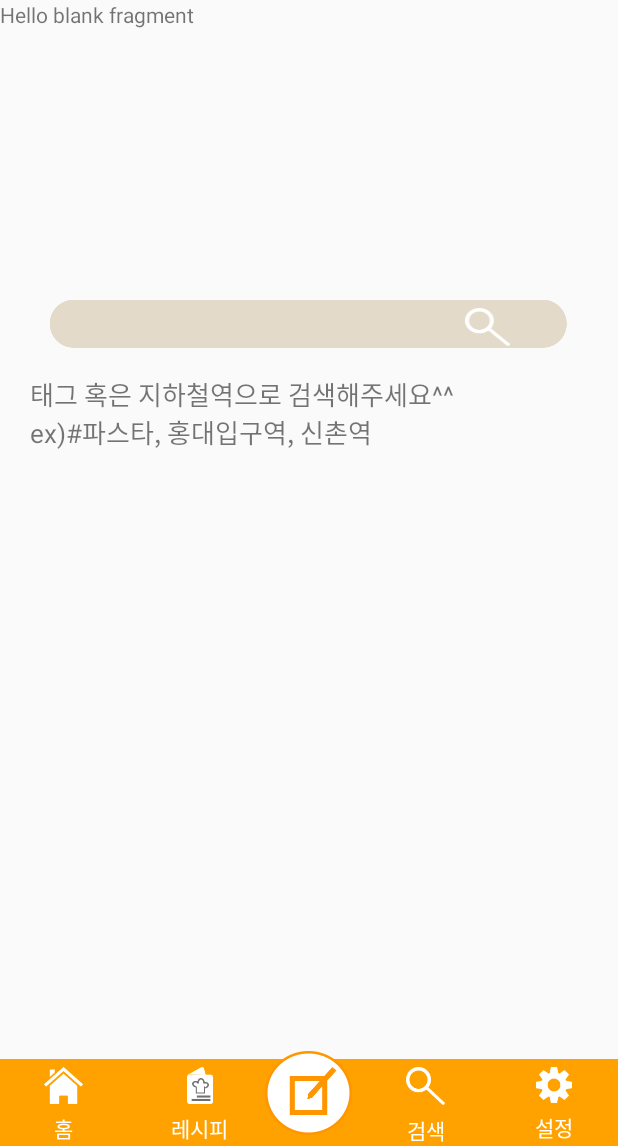
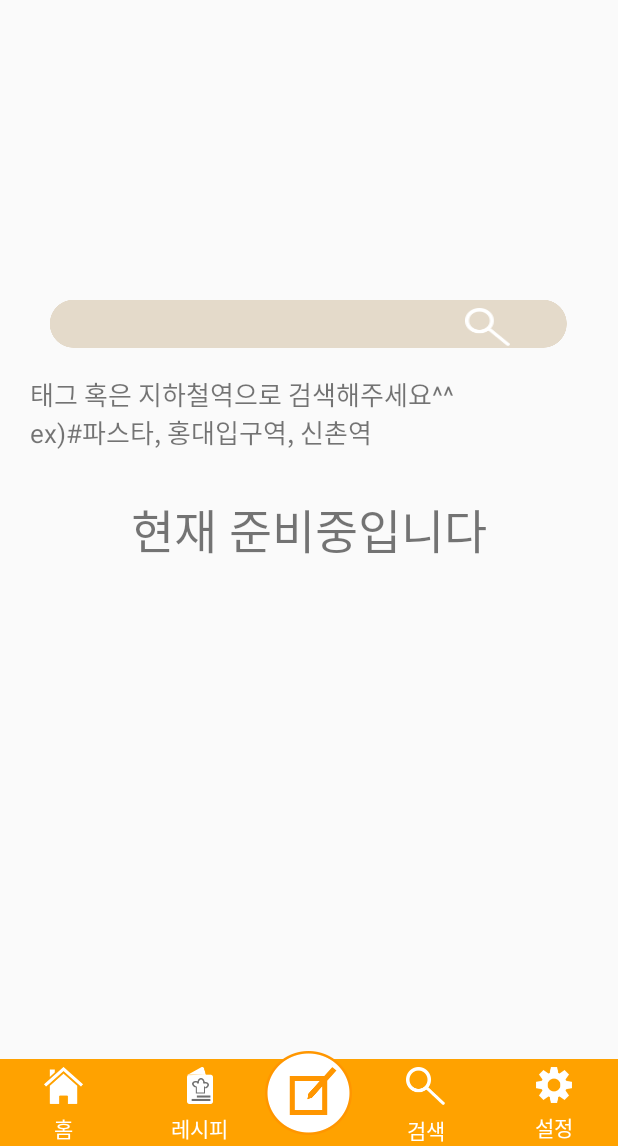
Before and after one commit to senghan1992/infood2, an Android app: the fragment SearchFragment placed in its activity, after a tap on "레시피", on a phone screen of 412 x 824 dp, the part 90-1236 px from its top. Run offline under Robolectric (Android 15) with nearby library versions, the phone set to English and light mode, and no system bars; libraries missing offline, so code that uses them is left out: jxl.read.biff; pictures from the network do not load; 1 statement that could not run was skipped.

Commit message:
2018-10-05
1.tip부분 일단 제외
2.역정보 검색하였을시 ArrayList에 추가하여 Adapter에 붙여주기
3.홈화면에서 게시물 클릭시 다음 step 어떻게 갈 것인지 다시 정리

***해야할 것***
1.나도 맛집을 발견하고 소개할 수 있다는 장점을 부곽시켜주자

```diff
--- a/infood/android/InfoFood/app/src/main/java/infofood/senghan1992/com/infofood/activities/Content_food_activity.java
+++ b/infood/android/InfoFood/app/src/main/java/infofood/senghan1992/com/infofood/activities/Content_food_activity.java
@@ -252,7 +252,6 @@ public class Content_food_activity extends AppCompatActivity {
         subway = upload_subway.getText().toString();
         content = upload_content.getText().toString();
         food = upload_food.getText().toString();
-
         if (subway.length() <= 0) {
             Toast.makeText(getApplicationContext(), "지하철역을 입력해주세요", Toast.LENGTH_SHORT).show();
         } else if (content.length() <= 0) {
--- a/infood/android/InfoFood/app/src/main/java/infofood/senghan1992/com/infofood/activities/HomeActivity.java
+++ b/infood/android/InfoFood/app/src/main/java/infofood/senghan1992/com/infofood/activities/HomeActivity.java
@@ -61,16 +61,16 @@ public class HomeActivity extends FragmentActivity {
 
         //메뉴
         menu_layout = findViewById(R.id.menu_layout);
-        menu_content_tip = findViewById(R.id.menu_content_tip);
+        //menu_content_tip = findViewById(R.id.menu_content_tip);
         menu_content_food = findViewById(R.id.menu_content_food);
 
-        menu_content_tip.setOnClickListener(new View.OnClickListener() {
-            @Override
-            public void onClick(View v) {
-                Intent intent = new Intent(HomeActivity.this,Content_tip_activity.class);
-                startActivity(intent);
-            }
-        });
+//        menu_content_tip.setOnClickListener(new View.OnClickListener() {
+//            @Override
+//            public void onClick(View v) {
+//                Intent intent = new Intent(HomeActivity.this,Content_tip_activity.class);
+//                startActivity(intent);
+//            }
+//        });
 
         menu_content_food.setOnClickListener(new View.OnClickListener() {
             @Override
--- a/infood/android/InfoFood/app/src/main/res/layout/activity_home.xml
+++ b/infood/android/InfoFood/app/src/main/res/layout/activity_home.xml
@@ -160,11 +160,11 @@
         android:orientation="vertical"
         android:visibility="invisible">
 
-        <ImageButton
-            android:id="@+id/menu_content_tip"
-            android:layout_width="wrap_content"
-            android:layout_height="wrap_content"
-            android:background="@mipmap/album" />
+        <!--<ImageButton-->
+            <!--android:id="@+id/menu_content_tip"-->
+            <!--android:layout_width="wrap_content"-->
+            <!--android:layout_height="wrap_content"-->
+            <!--android:background="@mipmap/album" />-->
 
         <ImageButton
             android:id="@+id/menu_content_food"
--- a/infood/android/InfoFood/app/src/main/res/layout/fragment_recipe.xml
+++ b/infood/android/InfoFood/app/src/main/res/layout/fragment_recipe.xml
@@ -9,6 +9,9 @@
     <TextView
         android:layout_width="match_parent"
         android:layout_height="match_parent"
-        android:text="@string/hello_blank_fragment" />
+        android:textSize="14pt"
+        android:gravity="center"
+        android:layout_gravity="center"
+        android:text="현재 준비중입니다" />
 
 </FrameLayout>
--- a/infood/android/InfoFood/app/src/main/res/layout/fragment_search.xml
+++ b/infood/android/InfoFood/app/src/main/res/layout/fragment_search.xml
@@ -1,6 +1,5 @@
 <?xml version="1.0" encoding="utf-8"?>
-<ScrollView
-    xmlns:android="http://schemas.android.com/apk/res/android"
+<ScrollView xmlns:android="http://schemas.android.com/apk/res/android"
     xmlns:app="http://schemas.android.com/apk/res-auto"
     xmlns:tools="http://schemas.android.com/tools"
     android:layout_width="match_parent"
@@ -9,35 +8,41 @@
     <FrameLayout
         android:layout_width="match_parent"
         android:layout_height="match_parent"
-        tools:context=".SearchActivity"
-        android:orientation="vertical">
+        android:orientation="vertical"
+        tools:context=".SearchActivity">
 
         <Button
+            android:id="@+id/search_btn"
             android:layout_width="30dp"
             android:layout_height="25dp"
+            android:layout_marginLeft="310dp"
             android:layout_marginTop="205dp"
-            android:layout_marginLeft="310dp"
-            android:background="@mipmap/search_btn"
-            android:id="@+id/search_btn"/>
+            android:background="@mipmap/search_btn" />
 
         <EditText
+            android:id="@+id/search_edit"
             android:layout_width="wrap_content"
             android:layout_height="wrap_content"
+            android:layout_gravity="center_horizontal"
+            android:layout_marginTop="200dp"
             android:background="@mipmap/search"
-            android:layout_marginTop="200dp"
-            android:layout_gravity="center_horizontal"
-            android:paddingStart="15dp"
-            android:id="@+id/search_edit"/>
-
-
+            android:paddingStart="15dp" />
 
         <TextView
             android:layout_width="match_parent"
             android:layout_height="match_parent"
+            android:layout_marginLeft="20dp"
             android:layout_marginTop="250dp"
-            android:layout_marginLeft="20dp"
-            android:textSize="17dp"
-            android:text="태그 혹은 지하철역으로 검색해주세요^^\nex)#파스타, 홍대입구역, 신촌역"/>
+            android:text="태그 혹은 지하철역으로 검색해주세요^^\nex)#파스타, 홍대입구역, 신촌역"
+            android:textSize="17dp" />
+
+        <ListView
+            android:id="@+id/search_list"
+            android:layout_width="match_parent"
+            android:layout_height="wrap_content"
+            android:layout_marginTop="310dp"
+            android:scrollbars="vertical"/>
 
     </FrameLayout>
+
 </ScrollView>
```
Also changed, not shown: infood/android/InfoFood/app/src/main/java/infofood/senghan1992/com/infofood/fragments/SearchFragment.java (+53 -0 lines), 1 other file.
